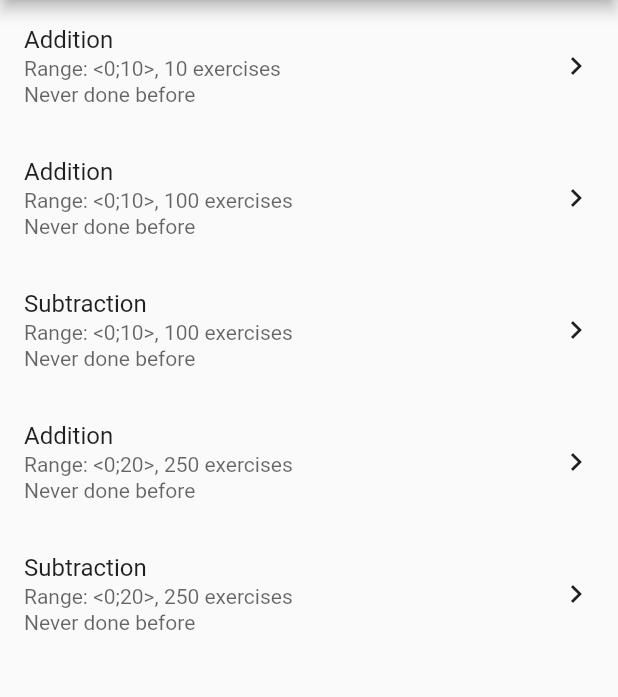
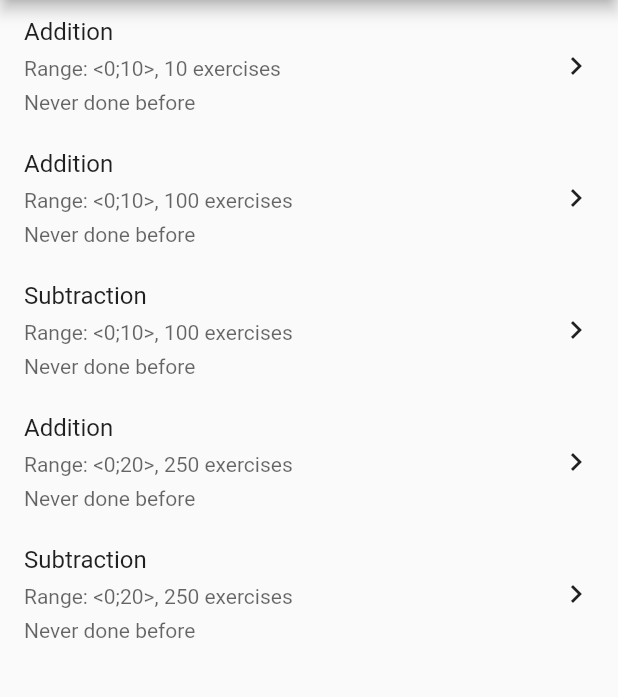
Before and after one commit to rafalambrozewicz/matematica_vera, a Flutter app: the screen it shows after launch, on a phone screen of 412 x 824 dp, the part 84-781 px from its top. Run offline on Flutter 3.47's test engine with Material 2 defaults, Android fonts, the phone set to English and light mode, and no system bars; our stand-ins replace flutter_bloc, moor, moor_ffi, rxdart, tuple; generated files the repository leaves out were written again.

Commit message:
fixed bug

```diff
--- a/lib/screen/choose_game/widget/game_row_widget.dart
+++ b/lib/screen/choose_game/widget/game_row_widget.dart
@@ -10,7 +10,8 @@ import 'package:matematica_vera/screen/game/game_screen.dart';
 
 class GameRowWidget extends StatelessWidget {
   static const _height = 88.0;
-  static const _padding = 16.0;
+  static const _horizontalPadding = 16.0;
+  static const _verticalPadding = 8.0;
 
   final GameTag gameTag;
   final DateTime lastTimeDoneOrNull;
@@ -30,7 +31,7 @@ class GameRowWidget extends StatelessWidget {
       onTap: () => pushScreen(context, GameScreen(config: config)),
       child: Container(
         height: _height,
-        padding: EdgeInsets.symmetric(horizontal: _padding, vertical: _padding),
+        padding: EdgeInsets.symmetric(horizontal: _horizontalPadding, vertical: _verticalPadding),
         child: Row(
           mainAxisAlignment: MainAxisAlignment.spaceBetween,
           children: <Widget>[
```
